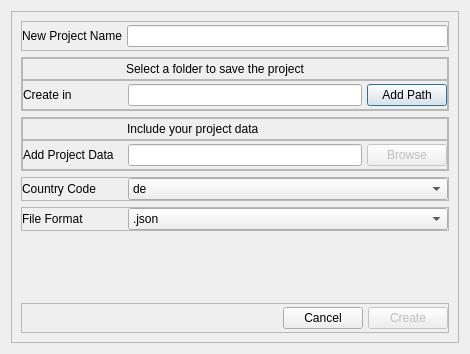
Above: AutoCADDB/newprojectdialog.ui from DB-Netz-AutomatedPlanning/AutoPlan-QT before the change. Below: the same form after it.
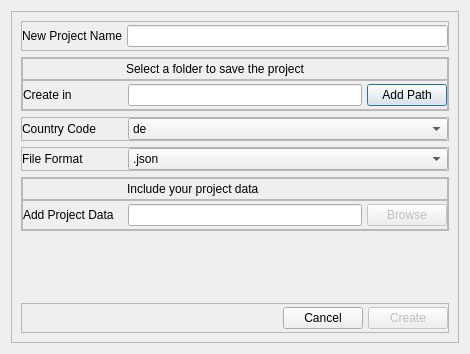
That is the form after the change.

```diff
--- a/AutoCADDB/newprojectdialog.ui
+++ b/AutoCADDB/newprojectdialog.ui
@@ -229,6 +229,114 @@
         </layout>
        </widget>
       </item>
+      <item>
+       <widget class="QFrame" name="frame_6">
+        <property name="frameShape">
+         <enum>QFrame::StyledPanel</enum>
+        </property>
+        <property name="frameShadow">
+         <enum>QFrame::Raised</enum>
+        </property>
+        <layout class="QHBoxLayout" name="horizontalLayout_5">
+         <property name="spacing">
+          <number>0</number>
+         </property>
+         <property name="leftMargin">
+          <number>0</number>
+         </property>
+         <property name="topMargin">
+          <number>0</number>
+         </property>
+         <property name="rightMargin">
+          <number>0</number>
+         </property>
+         <property name="bottomMargin">
+          <number>0</number>
+         </property>
+         <item>
+          <widget class="QLabel" name="label_3">
+           <property name="maximumSize">
+            <size>
+             <width>106</width>
+             <height>16777215</height>
+            </size>
+           </property>
+           <property name="text">
+            <string>Country Code</string>
+           </property>
+          </widget>
+         </item>
+         <item>
+          <widget class="QComboBox" name="countryCodeComboBox">
+           <item>
+            <property name="text">
+             <string>de</string>
+            </property>
+           </item>
+           <item>
+            <property name="text">
+             <string>fr</string>
+            </property>
+           </item>
+          </widget>
+         </item>
+        </layout>
+       </widget>
+      </item>
+      <item>
+       <widget class="QFrame" name="frame_7">
+        <property name="frameShape">
+         <enum>QFrame::StyledPanel</enum>
+        </property>
+        <property name="frameShadow">
+         <enum>QFrame::Raised</enum>
+        </property>
+        <layout class="QHBoxLayout" name="horizontalLayout_6">
+         <property name="spacing">
+          <number>0</number>
+         </property>
+         <property name="leftMargin">
+          <number>0</number>
+         </property>
+         <property name="topMargin">
+          <number>0</number>
+         </property>
+         <property name="rightMargin">
+          <number>0</number>
+         </property>
+         <property name="bottomMargin">
+          <number>0</number>
+         </property>
+         <item>
+          <widget class="QLabel" name="label_4">
+           <property name="maximumSize">
+            <size>
+             <width>106</width>
+             <height>16777215</height>
+            </size>
+           </property>
+           <property name="text">
+            <string>File Format</string>
+           </property>
+          </widget>
+         </item>
+         <item>
+          <widget class="QComboBox" name="fileFormatComboBox">
+           <item>
+            <property name="text">
+             <string>.json</string>
+            </property>
+           </item>
+           <item>
+            <property name="text">
+             <string>.mdb</string>
+            </property>
+           </item>
+          </widget>
+         </item>
+        </layout>
+       </widget>
+      </item>
       <item>
        <widget class="QFrame" name="frame_9">
         <property name="frameShape">
@@ -377,114 +485,6 @@
         </layout>
        </widget>
       </item>
-      <item>
-       <widget class="QFrame" name="frame_6">
-        <property name="frameShape">
-         <enum>QFrame::StyledPanel</enum>
-        </property>
-        <property name="frameShadow">
-         <enum>QFrame::Raised</enum>
-        </property>
-        <layout class="QHBoxLayout" name="horizontalLayout_5">
-         <property name="spacing">
-          <number>0</number>
-         </property>
-         <property name="leftMargin">
-          <number>0</number>
-         </property>
-         <property name="topMargin">
-          <number>0</number>
-         </property>
-         <property name="rightMargin">
-          <number>0</number>
-         </property>
-         <property name="bottomMargin">
-          <number>0</number>
-         </property>
-         <item>
-          <widget class="QLabel" name="label_3">
-           <property name="maximumSize">
-            <size>
-             <width>106</width>
-             <height>16777215</height>
-            </size>
-           </property>
-           <property name="text">
-            <string>Country Code</string>
-           </property>
-          </widget>
-         </item>
-         <item>
-          <widget class="QComboBox" name="countryCodeComboBox">
-           <item>
-            <property name="text">
-             <string>de</string>
-            </property>
-           </item>
-           <item>
-            <property name="text">
-             <string>fr</string>
-            </property>
-           </item>
-          </widget>
-         </item>
-        </layout>
-       </widget>
-      </item>
-      <item>
-       <widget class="QFrame" name="frame_7">
-        <property name="frameShape">
-         <enum>QFrame::StyledPanel</enum>
-        </property>
-        <property name="frameShadow">
-         <enum>QFrame::Raised</enum>
-        </property>
-        <layout class="QHBoxLayout" name="horizontalLayout_6">
-         <property name="spacing">
-          <number>0</number>
-         </property>
-         <property name="leftMargin">
-          <number>0</number>
-         </property>
-         <property name="topMargin">
-          <number>0</number>
-         </property>
-         <property name="rightMargin">
-          <number>0</number>
-         </property>
-         <property name="bottomMargin">
-          <number>0</number>
-         </property>
-         <item>
-          <widget class="QLabel" name="label_4">
-           <property name="maximumSize">
-            <size>
-             <width>106</width>
-             <height>16777215</height>
-            </size>
-           </property>
-           <property name="text">
-            <string>File Format</string>
-           </property>
-          </widget>
-         </item>
-         <item>
-          <widget class="QComboBox" name="fileFormatComboBox">
-           <item>
-            <property name="text">
-             <string>.json</string>
-            </property>
-           </item>
-           <item>
-            <property name="text">
-             <string>.mdb</string>
-            </property>
-           </item>
-          </widget>
-         </item>
-        </layout>
-       </widget>
-      </item>
       <item>
        <spacer name="verticalSpacer">
         <property name="orientation">
```
